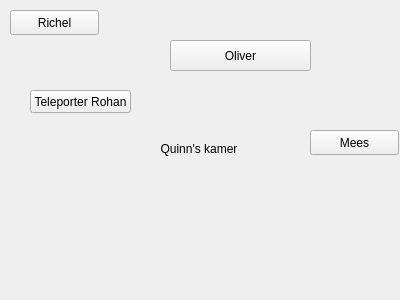
djog/djog_nanos_2018, file kamer_bad_kamer.ui: the form before one commit.
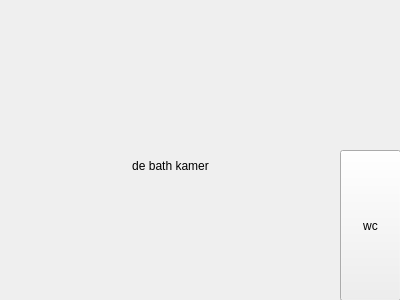
The form after the commit.

```diff
--- a/kamer_bad_kamer.ui
+++ b/kamer_bad_kamer.ui
@@ -16,69 +16,30 @@
   <widget class="QLabel" name="label">
    <property name="geometry">
     <rect>
-     <x>150</x>
-     <y>140</y>
-     <width>98</width>
-     <height>17</height>
+     <x>60</x>
+     <y>110</y>
+     <width>221</width>
+     <height>111</height>
     </rect>
    </property>
    <property name="text">
-    <string>Quinn's kamer</string>
+    <string>de bath kamer</string>
    </property>
    <property name="alignment">
     <set>Qt::AlignCenter</set>
    </property>
   </widget>
-  <widget class="QPushButton" name="knop_nw">
-   <property name="geometry">
-    <rect>
-     <x>10</x>
-     <y>10</y>
-     <width>89</width>
-     <height>25</height>
-    </rect>
-   </property>
-   <property name="text">
-    <string>Richel</string>
-   </property>
-  </widget>
-  <widget class="QPushButton" name="knop_n">
-   <property name="geometry">
-    <rect>
-     <x>170</x>
-     <y>40</y>
-     <width>141</width>
-     <height>31</height>
-    </rect>
-   </property>
-   <property name="text">
-    <string>Oliver</string>
-   </property>
-  </widget>
-  <widget class="QPushButton" name="knop_o">
-   <property name="geometry">
-    <rect>
-     <x>310</x>
-     <y>130</y>
-     <width>89</width>
-     <height>25</height>
-    </rect>
-   </property>
-   <property name="text">
-    <string>Mees</string>
-   </property>
-  </widget>
   <widget class="QPushButton" name="pushButton">
    <property name="geometry">
     <rect>
-     <x>30</x>
-     <y>90</y>
-     <width>101</width>
-     <height>23</height>
+     <x>340</x>
+     <y>150</y>
+     <width>61</width>
+     <height>151</height>
     </rect>
    </property>
    <property name="text">
-    <string>Teleporter Rohan</string>
+    <string>wc</string>
    </property>
   </widget>
   <zorder>label</zorder>
```
Left out of the diff: 5 changed lines with no effect on the pictures.
